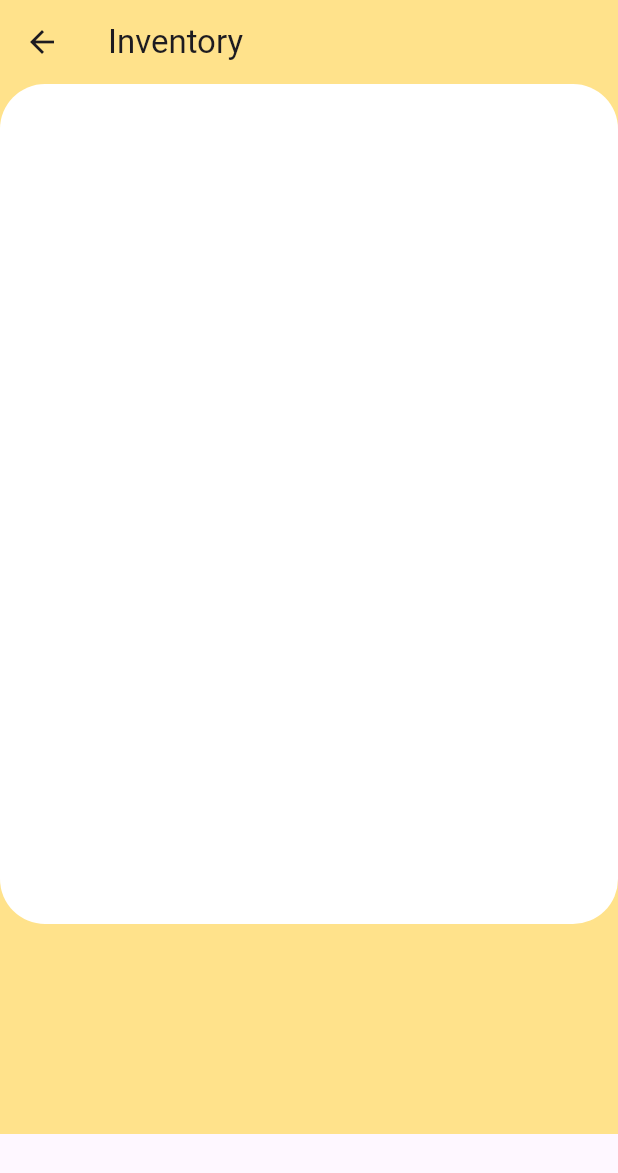
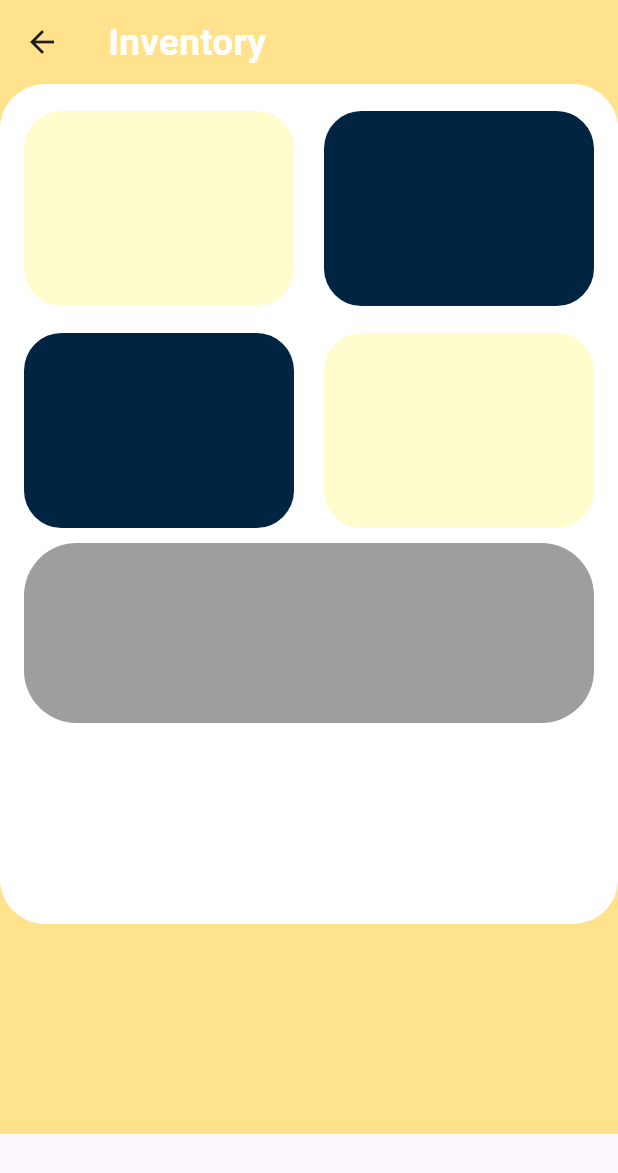
Before and after one commit to Jayr222/Sales_and_inventory_system, a Flutter app: the InventoryScreen screen opened directly, on a phone screen of 412 x 824 dp. Shown: the top 1173 px of the screen. Run offline on Flutter 3.47's test engine with Material 3 defaults, Android fonts, the phone set to English and light mode, and no system bars; our stand-ins replace cloud_firestore, firebase_auth, firebase_core, google_nav_bar; accounts and stored records are empty.

```diff
--- a/flutter_application_1/lib/UI/Admin_Dashboard/inventory_screen.dart
+++ b/flutter_application_1/lib/UI/Admin_Dashboard/inventory_screen.dart
@@ -22,6 +22,80 @@
               decoration: BoxDecoration(
                   borderRadius: BorderRadius.circular(30),
                   color: const Color.fromARGB(255, 255, 255, 255)),
+              child: Column(
+                children: [
+                  Column(
+                    children: [
+                      Row(
+                        mainAxisAlignment: MainAxisAlignment.center,
+                        children: [
+                          Padding(
+                            padding: const EdgeInsets.symmetric(
+                                vertical: 18, horizontal: 10),
+                            child: Container(
+                              width: 180,
+                              height: 130,
+                              decoration: BoxDecoration(
+                                  borderRadius: BorderRadius.circular(25),
+                                  color:
+                                      const Color.fromARGB(255, 255, 253, 206)),
+                            ),
+                          ),
+                          Padding(
+                            padding: const EdgeInsets.symmetric(
+                                vertical: 18, horizontal: 10),
+                            child: Container(
+                              width: 180,
+                              height: 130,
+                              decoration: BoxDecoration(
+                                borderRadius: BorderRadius.circular(25),
+                                color: const Color.fromARGB(255, 0, 36, 65),
+                              ),
+                            ),
+                          )
+                        ],
+                      ),
+                    ],
+                  ),
+                  Row(
+                    mainAxisAlignment: MainAxisAlignment.center,
+                    children: [
+                      Padding(
+                        padding: const EdgeInsets.symmetric(horizontal: 10),
+                        child: Container(
+                          width: 180,
+                          height: 130,
+                          decoration: BoxDecoration(
+                              borderRadius: BorderRadius.circular(25),
+                              color: const Color.fromARGB(255, 0, 36, 65)),
+                        ),
+                      ),
+                      Padding(
+                        padding: const EdgeInsets.symmetric(horizontal: 10),
+                        child: Container(
+                          width: 180,
+                          height: 130,
+                          decoration: BoxDecoration(
+                              borderRadius: BorderRadius.circular(25),
+                              color: const Color.fromARGB(255, 255, 253, 206)),
+                        ),
+                      ),
+                    ],
+                  ),
+                  Padding(
+                    padding: const EdgeInsets.symmetric(vertical: 10),
+                    child: Center(
+                      child: Container(
+                        width: 380,
+                        height: 120,
+                        decoration: BoxDecoration(
+                            borderRadius: BorderRadius.circular(35),
+                            color: Colors.grey),
+                      ),
+                    ),
+                  )
+                ],
+              ),
             ),
           ],
         ),
```
Also changed, not shown: flutter_application_1/lib/UI/Admin_Dashboard/home_screen.dart (+22 -3 lines), flutter_application_1/lib/main.dart (+26 -1 lines), flutter_application_1/lib/screens/admin_dashboard.dart (+2 -30 lines), flutter_application_1/lib/screens/staff_dashboard.dart (+6 -2 lines).
